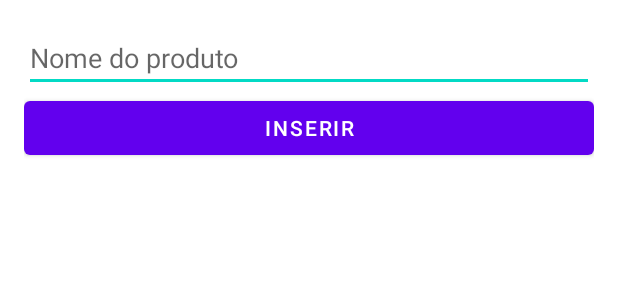
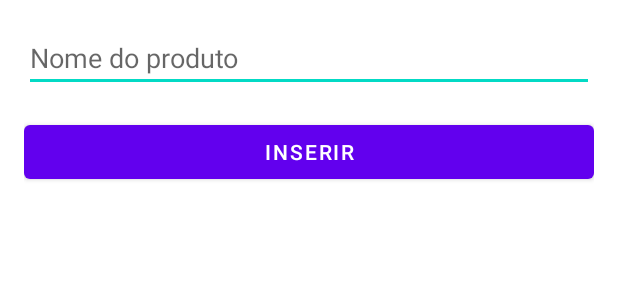
Before and after one commit to mariliatsgmacedo/product-list, an Android app: the layout activity_main.xml on its own in the app's theme, with its tools: preview values and no code run, on a phone screen of 412 x 824 dp. Shown: the top 300 px of the screen. Run offline under Robolectric (Android 15) with nearby library versions, the phone set to English and light mode, and no system bars.

Commit message:
Refactor: Layout positions

```diff
--- a/app/src/main/res/layout/activity_main.xml
+++ b/app/src/main/res/layout/activity_main.xml
@@ -5,32 +5,42 @@
         xmlns:tools="http://schemas.android.com/tools"
         android:layout_width="match_parent"
         android:layout_height="match_parent"
+        app:layout_constraintLeft_toLeftOf="parent"
+        app:layout_constraintRight_toRightOf="parent"
+        app:layout_constraintTop_toBottomOf="parent"
+        app:layout_constraintTop_toTopOf="parent"
         tools:context=".MainActivity">
         <LinearLayout
             android:layout_width="match_parent"
             android:layout_height="match_parent"
             android:orientation="vertical"
             android:padding="16dp"
+            android:gravity="center_horizontal"
+
             >
 
             <EditText
                 android:id="@+id/txt_product"
                 android:layout_width="match_parent"
                 android:layout_height="wrap_content"
-                android:hint="Nome do produto"/>
+                android:hint="Nome do produto"
+                />
 
             <Button
                 android:id="@+id/btn_insert"
                 android:layout_width="match_parent"
                 android:layout_height="wrap_content"
-                android:text="Inserir"/>
+                android:text="Inserir"
+                android:layout_marginTop="16dp"
+                />
 
 
             <ListView
-            android:id="@+id/list_view"
-            android:layout_width="match_parent"
-            android:layout_height="wrap_content"
-            />
+                android:id="@+id/list_view"
+                android:layout_width="match_parent"
+                android:layout_height="wrap_content"
+                android:layout_marginTop="16dp"
+                />
 
         </LinearLayout>
 
```
